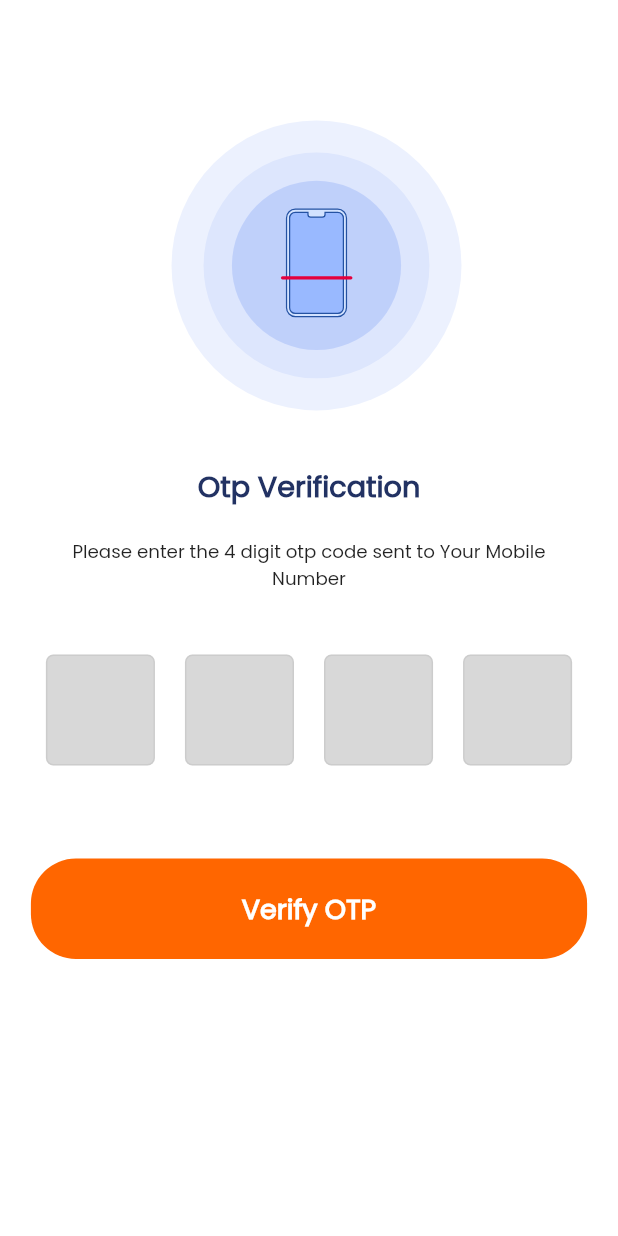
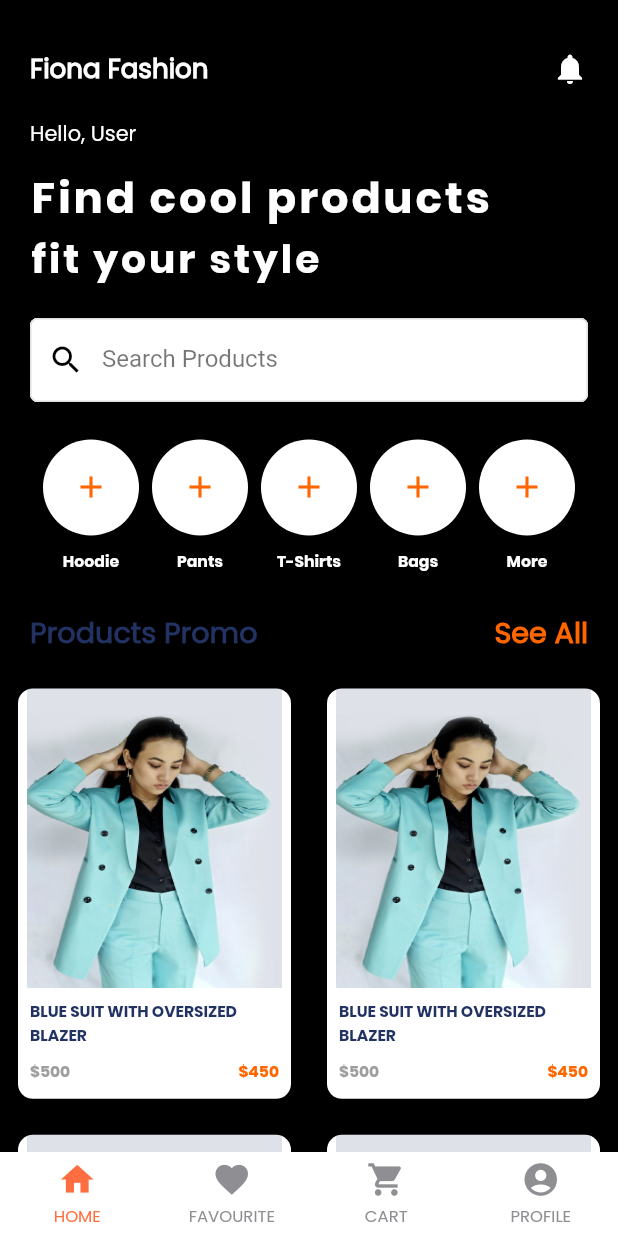
Before and after one commit to dexzter07/Fashion-App, a Flutter app: the OtpScreen screen opened directly, after a tap on "Verify OTP", on a phone screen of 412 x 824 dp. Run offline on Flutter 3.47's test engine with Material 2 defaults, Android fonts, the phone set to English and light mode, and no system bars; drawn by our look-alikes of persistent_bottom_nav_bar; our stand-ins replace get, lottie; Roboto replaces fonts that are missing (Poppins).

Commit message:
home page

```diff
--- a/lib/configs/styles/custom_text_style.dart
+++ b/lib/configs/styles/custom_text_style.dart
@@ -17,7 +17,7 @@ class CustomTextStyle {
   }
 
   static appBarTextStyle({Color color,fontFamily}){
-    return TextStyle( fontSize:18,fontWeight: FontWeight.w700,color: color==null?AppColors.textDarkColor:color,fontFamily:fontFamily==null?  "PoppinsRegular" : fontFamily );
+    return TextStyle( fontSize:20,fontWeight: FontWeight.w700,color: color==null?AppColors.textDarkColor:color,fontFamily:fontFamily==null?  "PoppinsRegular" : fontFamily );
   }
 
   static boldMediumTextStyle({Color color,fontFamily}){
--- /dev/null
+++ b/lib/views/account.dart
@@ -0,0 +1,13 @@
+import 'package:flutter/cupertino.dart';
+
+class Account extends StatefulWidget {
+  @override
+  _AccountState createState() => _AccountState();
+}
+
+class _AccountState extends State<Account> {
+  @override
+  Widget build(BuildContext context) {
+    return Container();
+  }
+}
--- a/lib/views/authentication/otp_screen.dart
+++ b/lib/views/authentication/otp_screen.dart
@@ -2,6 +2,7 @@ import 'package:fiona_fashion/configs/constants/app_constants.dart';
 import 'package:fiona_fashion/configs/styles/app_colors.dart';
 import 'package:fiona_fashion/configs/styles/custom_text_style.dart';
 import 'package:fiona_fashion/controllers/authentication/otp_controller.dart';
+import 'package:fiona_fashion/views/nav_screen.dart';
 import 'package:fiona_fashion/widgets/custom_text_widget.dart';
 import 'package:fiona_fashion/widgets/full_width_button.dart';
 import 'package:fiona_fashion/widgets/otp_text_field.dart';
@@ -66,7 +67,7 @@ class OtpScreen extends StatelessWidget {
                     ),
 
                     SizedBox(height: 30,),
-                    FullWidthButton(title: "Verify OTP",onTap: (){Get.to(OtpScreen());},),
+                    FullWidthButton(title: "Verify OTP",onTap: (){Get.to(NavScreen());},),
                   ],
                 ),
               )
--- /dev/null
+++ b/lib/views/cart.dart
@@ -0,0 +1,13 @@
+import 'package:flutter/cupertino.dart';
+
+class Cart extends StatefulWidget {
+  @override
+  _CartState createState() => _CartState();
+}
+
+class _CartState extends State<Cart> {
+  @override
+  Widget build(BuildContext context) {
+    return Container();
+  }
+}
--- /dev/null
+++ b/lib/views/favourite.dart
@@ -0,0 +1,13 @@
+import 'package:flutter/cupertino.dart';
+
+class Favourite extends StatefulWidget {
+  @override
+  _FavouriteState createState() => _FavouriteState();
+}
+
+class _FavouriteState extends State<Favourite> {
+  @override
+  Widget build(BuildContext context) {
+    return Container();
+  }
+}
--- /dev/null
+++ b/lib/views/home.dart
@@ -0,0 +1,288 @@
+import 'package:fiona_fashion/configs/styles/app_colors.dart';
+import 'package:fiona_fashion/configs/styles/custom_text_style.dart';
+import 'package:fiona_fashion/widgets/custom_inkwell.dart';
+import 'package:fiona_fashion/widgets/custom_text_field.dart';
+import 'package:fiona_fashion/widgets/custom_text_widget.dart';
+import 'package:flutter/cupertino.dart';
+import 'package:flutter/material.dart';
+import 'package:get/get.dart';
+
+class Home extends StatefulWidget {
+  @override
+  _HomeState createState() => _HomeState();
+}
+
+class _HomeState extends State<Home> {
+
+  @override
+
+  Widget build(BuildContext context) {
+    var size = MediaQuery.of(context).size;
+
+    /*24 is for notification bar on Android*/
+    final double itemHeight = (size.height - kToolbarHeight - 24) / 2.5;
+    final double itemWidth = size.width / 2;
+    return ListView(
+      children: [
+        Container(
+          decoration: BoxDecoration(
+              color: Colors.black,
+              borderRadius: BorderRadius.all(Radius.circular(25))),
+          child: Column(
+            crossAxisAlignment: CrossAxisAlignment.start,
+            children: [
+              SizedBox(
+                height: Get.height * 0.04,
+              ),
+              Container(
+                margin: EdgeInsets.symmetric(horizontal: 20),
+                child: Row(
+                  mainAxisAlignment: MainAxisAlignment.spaceBetween,
+                  children: [
+                    CustomTextWidget(
+                      "Fiona Fashion",
+                      style:
+                          CustomTextStyle.appBarTextStyle(color: Colors.white),
+                    ),
+                    Icon(
+                      Icons.notifications,
+                      color: Colors.white,
+                    )
+                  ],
+                ),
+              ),
+              SizedBox(
+                height: 20,
+              ),
+              Padding(
+                padding: const EdgeInsets.fromLTRB(20, 0, 20, 10),
+                child: CustomTextWidget(
+                  "Hello, User",
+                  style: CustomTextStyle.mediumTextStyle(color: Colors.white),
+                ),
+              ),
+              Padding(
+                padding: const EdgeInsets.fromLTRB(20, 0, 20, 0),
+                child: CustomTextWidget(
+                  "Find cool products",
+                  style: TextStyle(
+                      fontSize: 33,
+                      color: Colors.white,
+                      fontWeight: FontWeight.w700,
+                      fontFamily: "PoppinsBold",
+                      letterSpacing: 2),
+                ),
+              ),
+              Padding(
+                padding: const EdgeInsets.fromLTRB(20, 0, 20, 10),
+                child: CustomTextWidget(
+                  "fit your style",
+                  style: TextStyle(
+                      fontSize: 30,
+                      color: Colors.white,
+                      fontWeight: FontWeight.w700,
+                      fontFamily: "PoppinsBold",
+                      letterSpacing: 2),
+                ),
+              ),
+              Padding(
+                padding: const EdgeInsets.fromLTRB(20.0, 10.0, 20.0, 20.0),
+                child: Material(
+                  borderRadius: BorderRadius.circular(5),
+                  child: TextFormField(
+                    keyboardType: TextInputType.text,
+                    obscureText: false,
+                    onChanged: (val) {},
+                    style: TextStyle(
+                      height: 1,
+                    ),
+                    decoration: InputDecoration(
+                      filled: true,
+                      fillColor: Colors.white,
+                      enabledBorder: OutlineInputBorder(
+                          borderRadius: BorderRadius.all(Radius.circular(5.0)),
+                          borderSide: BorderSide(
+                              color: Color.fromRGBO(224, 224, 224, 1))),
+                      focusedBorder: OutlineInputBorder(
+                          borderRadius: BorderRadius.all(Radius.circular(5.0)),
+                          borderSide: BorderSide(
+                              color: Color.fromRGBO(224, 224, 224, 1))),
+                      prefixIcon: Icon(Icons.search, color: Colors.black),
+                      hintText: "Search Products",
+                      hintStyle: TextStyle(
+                        color: Colors.black54,
+                        fontFamily: 'Poppins',
+                      ),
+                    ),
+                  ),
+                ),
+              ),
+              Container(
+                margin: EdgeInsets.symmetric(horizontal: 20, vertical: 5),
+                child: Row(
+                  mainAxisAlignment: MainAxisAlignment.spaceEvenly,
+                  children: [
+                    Column(
+                      children: [
+                        Container(
+                          decoration: BoxDecoration(
+                              borderRadius: BorderRadius.all(Radius.circular(50)),
+                              color: Colors.white),
+                          child: Padding(
+                            padding: const EdgeInsets.all(20.0),
+                            child: Icon(Icons.add, color: AppColors.primaryDarkOrange,),
+                          ),
+                        ),
+                        SizedBox(height: 10,),
+                        CustomTextWidget("Hoodie", style: CustomTextStyle.ultraSmallBoldTextStyle(color:Colors.white),)
+                      ],
+                    ),
+                    Column(
+                      children: [
+                        Container(
+                          decoration: BoxDecoration(
+                              borderRadius: BorderRadius.all(Radius.circular(50)),
+                              color: Colors.white),
+                          child: Padding(
+                            padding: const EdgeInsets.all(20.0),
+                            child: Icon(Icons.add, color: AppColors.primaryDarkOrange,),
+
+                          ),
+                        ),
+                        SizedBox(height: 10,),
+                        CustomTextWidget("Pants", style: CustomTextStyle.ultraSmallBoldTextStyle(color:Colors.white),)
+                      ],
+                    ),
+                    Column(
+                      children: [
+                        Container(
+                          decoration: BoxDecoration(
+                              borderRadius: BorderRadius.all(Radius.circular(50)),
+                              color: Colors.white),
+                          child: Padding(
+                            padding: const EdgeInsets.all(20.0),
+                            child: Icon(Icons.add, color: AppColors.primaryDarkOrange,),
+
+                          ),
+                        ),
+                        SizedBox(height: 10,),
+                        CustomTextWidget("T-Shirts", style: CustomTextStyle.ultraSmallBoldTextStyle(color:Colors.white),)
+                      ],
+                    ),
+                    Column(
+                      children: [
+                        Container(
+                          decoration: BoxDecoration(
+                              borderRadius: BorderRadius.all(Radius.circular(50)),
+                              color: Colors.white),
+                          child: Padding(
+                            padding: const EdgeInsets.all(20.0),
+                            child: Icon(Icons.add, color: AppColors.primaryDarkOrange,),
+
+                          ),
+                        ),
+                        SizedBox(height: 10,),
+                        CustomTextWidget("Bags", style: CustomTextStyle.ultraSmallBoldTextStyle(color:Colors.white),)
+                      ],
+                    ),
+                    CustomInkWell(
+                      onTap: (){},
+                      child: Column(
+                        children: [
+                          Container(
+                            decoration: BoxDecoration(
+                                borderRadius: BorderRadius.all(Radius.circular(50)),
+                                color: Colors.white),
+                            child: Padding(
+                              padding: const EdgeInsets.all(20.0),
+                              child: Icon(Icons.add, color: AppColors.primaryDarkOrange,),
+
+                            ),
+                          ),
+                          SizedBox(height: 10,),
+                          CustomTextWidget("More", style: CustomTextStyle.ultraSmallBoldTextStyle(color:Colors.white),)
+                        ],
+                      ),
+                    ),
+
+                  ],
+                ),
+              ),
+              SizedBox(
+                height: 10,
+              )
+            ],
+          ),
+        ),
+        Container(
+          margin: EdgeInsets.symmetric(horizontal: 20, vertical: 10),
+          child: Row(
+            mainAxisAlignment: MainAxisAlignment.spaceBetween,
+            children: [
+              CustomTextWidget(
+                "Products Promo",
+                style: CustomTextStyle.boldTextStyle(
+                    color: AppColors.textDarkColor),
+              ),
+              CustomInkWell(
+                  onTap: () {},
+                  child: CustomTextWidget(
+                    "See All",
+                    style: CustomTextStyle.boldTextStyle(
+                        color: AppColors.primaryDarkOrange),
+                  )),
+            ],
+          ),
+        ),
+        GridView.count(
+          physics: ScrollPhysics(),
+          crossAxisCount: 2,
+
+          shrinkWrap: true,
+          childAspectRatio: (itemWidth / itemHeight),
+          children: List.generate(
+            10,
+            (index) {
+              return Padding(
+                padding: const EdgeInsets.all(2.0),
+                child: Card(
+                  semanticContainer: true,
+                  clipBehavior: Clip.antiAliasWithSaveLayer,
+                  child: Column(
+                    children: [
+                      Image(image: AssetImage("assets/images/product-1-1.jpg"),
+                      fit: BoxFit.fill,
+                        height: 200,
+                        width: 170,
+                      ),
+                      Padding(
+                        padding: const EdgeInsets.all(8.0),
+                        child: CustomTextWidget("BLUE SUIT WITH OVERSIZED BLAZER",style:CustomTextStyle.ultraSmallBoldTextStyle(),),
+                      ),
+                      Padding(
+                        padding: const EdgeInsets.symmetric(horizontal: 8),
+                        child: Row(
+                          mainAxisAlignment: MainAxisAlignment.spaceBetween,
+                          children: [
+                            CustomTextWidget("\$500",style:CustomTextStyle.ultraSmallBoldTextStyle(color: Colors.grey),),
+                            CustomTextWidget("\$450",style:CustomTextStyle.ultraSmallBoldTextStyle(color: AppColors.primaryDarkOrange),),
+
+                          ],
+                        ),
+                      )
+                    ],
+                  ),
+                  shape: RoundedRectangleBorder(
+                    borderRadius: BorderRadius.circular(10.0),
+                  ),
+                  elevation: 5,
+                  margin: EdgeInsets.all(10),
+                ),
+              );
+            },
+          ),
+        ),
+      ],
+    );
+  }
+}
--- /dev/null
+++ b/lib/views/nav_screen.dart
@@ -0,0 +1,108 @@
+import 'package:fiona_fashion/views/account.dart';
+import 'package:fiona_fashion/views/cart.dart';
+import 'package:fiona_fashion/views/favourite.dart';
+import 'package:fiona_fashion/views/home.dart';
+import 'package:flutter/material.dart';
+import 'package:persistent_bottom_nav_bar/persistent-tab-view.dart';
+
+
+class NavScreen extends StatefulWidget {
+
+
+  @override
+  _NavScreenState createState() => _NavScreenState();
+}
+
+class _NavScreenState extends State<NavScreen> {
+
+
+  @override
+  Widget build(BuildContext context) {
+    return Scaffold(
+      bottomNavigationBar: BottomNavScreen(),
+    );
+  }
+}
+
+
+class BottomNavScreen extends StatefulWidget {
+
+  final int index;
+  final int tabIndex;
+  BottomNavScreen({this.index,this.tabIndex});
+
+  @override
+  _BottomNavScreenState createState() => _BottomNavScreenState();
+}
+
+class _BottomNavScreenState extends State<BottomNavScreen> {
+
+  int _currentIndex = 0;
+  int _tabIndex = 0;
+  PersistentTabController _controller;
+
+  @override
+  void initState() {
+    super.initState();
+    setState(() {
+      _currentIndex = widget.index ?? 0;
+      _tabIndex = widget.tabIndex ?? 0;
+    });
+    _controller = PersistentTabController(initialIndex: _currentIndex);
+  }
+
+
+
+  @override
+  Widget build(BuildContext context) {
+    return PersistentTabView(
+      context,
+      controller: _controller,
+      screens: _buildScreens(),
+      items: _navBarsItems(),
+      confineInSafeArea: true,
+      backgroundColor: Colors.white, // Default is Colors.white.
+      handleAndroidBackButtonPress: true, // Default is true.
+      resizeToAvoidBottomInset: true, // This needs to be true if you want to move up the screen when keyboard appears. Default is true.
+      stateManagement: true, // Default is true.
+      hideNavigationBarWhenKeyboardShows: false, // Recommended to set 'resizeToAvoidBottomInset' as tre while using this argument. Default is true.
+      popAllScreensOnTapOfSelectedTab: true,
+      popActionScreens: PopActionScreensType.all,
+      navBarStyle: NavBarStyle.simple, // Choose the nav bar style with this property.
+    );
+
+  }
+
+  List<Widget> _buildScreens() {
+    return [
+      Home(),
+      Favourite(),
+      Cart(),
+      Account()
+    ];
+  }
+
+  List<PersistentBottomNavBarItem> _navBarsItems() {
+    return [
+      PersistentBottomNavBarItem(
+          activeColorSecondary: Colors.deepOrangeAccent,
+          icon: Icon(Icons.home,),title:"HOME",textStyle: TextStyle(fontFamily: "PoppinsRegular",fontSize: 11)
+      ),
+      PersistentBottomNavBarItem(
+          activeColorSecondary: Colors.deepOrangeAccent,
+
+          icon: Icon(Icons.favorite,),title:"FAVOURITE",textStyle: TextStyle(fontFamily: "PoppinsRegular",fontSize: 11)
+      ),
+      PersistentBottomNavBarItem(
+          activeColorSecondary: Colors.deepOrangeAccent,
+          icon: Icon(Icons.shopping_cart),title:"CART",textStyle: TextStyle(fontFamily: "PoppinsRegular",fontSize: 11)
+      ),
+
+      PersistentBottomNavBarItem(
+          activeColorSecondary: Colors.deepOrangeAccent,
+
+          icon: Icon(Icons.account_circle),title:"PROFILE",textStyle: TextStyle(fontFamily: "PoppinsRegular",fontSize: 11)
+      ),
+    ];
+  }
+}
--- a/pubspec.yaml
+++ b/pubspec.yaml
@@ -14,6 +14,7 @@ dependencies:
   get: ^3.26.0
   cupertino_icons: ^1.0.0
   lottie: ^0.7.0
+  persistent_bottom_nav_bar:
 
 dev_dependencies:
   flutter_test:
@@ -23,8 +24,9 @@ flutter:
   uses-material-design: true
 
   assets:
-     - assets/images/
-     - assets/animations/
+
+    - assets/animations/
+    - assets/images/
 
   fonts:
     - family: PoppinsRegular
```
Also changed, not shown: assets/images/product-1-1.jpg (added), pubspec.lock.
